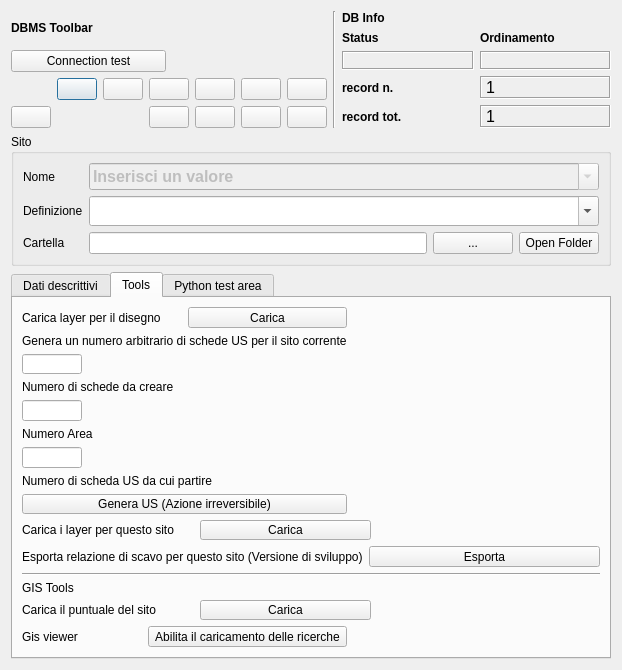
Qt form gui/ui/Site.ui (pyarchinit/pyarchinit) before a commit.
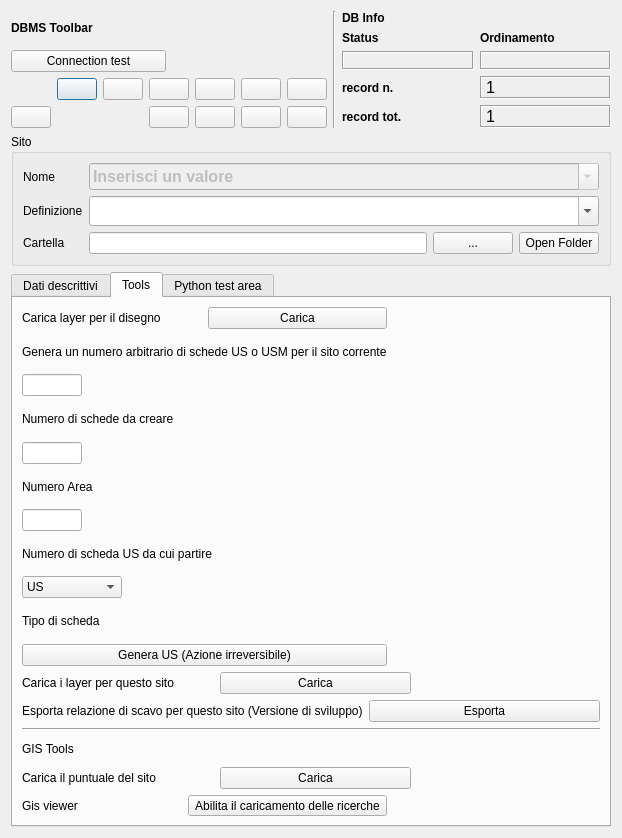
The same form after that commit. The open tabs and pages were chosen to show the change. Icons and pictures are not drawn. Custom widgets are drawn as their Qt base class.

Commit message:
aggiornamento per la creazione di schede us-usm
è staot aggiunto un campo combox per la creazione delle schede us-usm in automatico

```diff
--- a/gui/ui/Site.ui
+++ b/gui/ui/Site.ui
@@ -7,7 +7,7 @@
     <x>0</x>
     <y>0</y>
     <width>622</width>
-    <height>670</height>
+    <height>838</height>
    </rect>
   </property>
   <property name="minimumSize">
@@ -783,7 +783,14 @@
        <string>Tools</string>
       </attribute>
       <layout class="QGridLayout" name="gridLayout_10">
-       <item row="13" column="0" colspan="5">
+       <item row="8" column="0">
+        <widget class="QLabel" name="label_20">
+         <property name="text">
+          <string>Numero di scheda US da cui partire</string>
+         </property>
+        </widget>
+       </item>
+       <item row="15" column="0" colspan="5">
         <layout class="QHBoxLayout" name="horizontalLayout_3">
          <item>
           <widget class="QLabel" name="label_8">
@@ -807,60 +814,30 @@
        <item row="1" column="0">
         <widget class="QLabel" name="label_14">
          <property name="text">
-          <string>Genera un numero arbitrario di schede US per il sito corrente</string>
+          <string>Genera un numero arbitrario di schede US o USM per il sito corrente</string>
          </property>
         </widget>
        </item>
-       <item row="3" column="0">
-        <widget class="QLineEdit" name="lineEdit_us_range">
-         <property name="maximumSize">
-          <size>
-           <width>60</width>
-           <height>16777215</height>
-          </size>
-         </property>
-        </widget>
-       </item>
-       <item row="9" column="0">
-        <widget class="QPushButton" name="pushButton_genera_us">
-         <property name="text">
-          <string>Genera US (Azione irreversibile)</string>
-         </property>
-        </widget>
-       </item>
-       <item row="5" column="0">
-        <widget class="QLineEdit" name="lineEdit_area">
-         <property name="maximumSize">
-          <size>
-           <width>60</width>
-           <height>16777215</height>
-          </size>
-         </property>
-        </widget>
-       </item>
-       <item row="7" column="0">
-        <widget class="QLineEdit" name="lineEdit_n_us">
-         <property name="maximumSize">
-          <size>
-           <width>60</width>
-           <height>16777215</height>
-          </size>
-         </property>
-        </widget>
-       </item>
-       <item row="6" column="0">
-        <widget class="QLabel" name="label_16">
-         <property name="text">
-          <string>Numero Area</string>
-         </property>
-        </widget>
-       </item>
-       <item row="4" column="0">
-        <widget class="QLabel" name="label_15">
-         <property name="text">
-          <string>Numero di schede da creare</string>
-         </property>
-        </widget>
+       <item row="18" column="0" colspan="5">
+        <layout class="QHBoxLayout" name="horizontalLayout_5">
+         <item>
+          <widget class="QLabel" name="label_11">
+           <property name="toolTip">
+            <string>Carica tutti i layer per poter inserire nuove geometrie</string>
+           </property>
+           <property name="text">
+            <string>Carica il puntuale del sito</string>
+           </property>
+          </widget>
+         </item>
+         <item>
+          <widget class="QPushButton" name="pushButton_draw_sito">
+           <property name="text">
+            <string>Carica</string>
+           </property>
+          </widget>
+         </item>
+        </layout>
        </item>
        <item row="0" column="0">
         <layout class="QHBoxLayout" name="horizontalLayout_2">
@@ -883,25 +860,30 @@
          </item>
         </layout>
        </item>
-       <item row="14" column="0" colspan="7">
-        <layout class="QHBoxLayout" name="horizontalLayout_4">
-         <item>
-          <widget class="QLabel" name="label_9">
-           <property name="text">
-            <string>Esporta relazione di scavo per questo sito (Versione di sviluppo)</string>
-           </property>
-          </widget>
-         </item>
-         <item>
-          <widget class="QPushButton" name="pushButton_rel_pdf">
-           <property name="text">
-            <string>Esporta</string>
-           </property>
-          </widget>
-         </item>
-        </layout>
+       <item row="18" column="6">
+        <spacer name="horizontalSpacer_2">
+         <property name="orientation">
+          <enum>Qt::Horizontal</enum>
+         </property>
+         <property name="sizeHint" stdset="0">
+          <size>
+           <width>261</width>
+           <height>20</height>
+          </size>
+         </property>
+        </spacer>
        </item>
-       <item row="15" column="0" colspan="7">
+       <item row="5" column="0">
+        <widget class="QLineEdit" name="lineEdit_area">
+         <property name="maximumSize">
+          <size>
+           <width>60</width>
+           <height>16777215</height>
+          </size>
+         </property>
+        </widget>
+       </item>
+       <item row="17" column="0" colspan="7">
         <layout class="QVBoxLayout" name="verticalLayout_4">
          <item>
           <widget class="Line" name="line">
@@ -925,7 +907,24 @@
          </item>
         </layout>
        </item>
-       <item row="17" column="0">
+       <item row="3" column="0">
+        <widget class="QLineEdit" name="lineEdit_us_range">
+         <property name="maximumSize">
+          <size>
+           <width>60</width>
+           <height>16777215</height>
+          </size>
+         </property>
+        </widget>
+       </item>
+       <item row="4" column="0">
+        <widget class="QLabel" name="label_15">
+         <property name="text">
+          <string>Numero di schede da creare</string>
+         </property>
+        </widget>
+       </item>
+       <item row="19" column="0">
         <layout class="QHBoxLayout" name="horizontalLayout_6">
          <item>
           <widget class="QLabel" name="label_12">
@@ -949,41 +948,28 @@
          </item>
         </layout>
        </item>
-       <item row="16" column="0" colspan="5">
-        <layout class="QHBoxLayout" name="horizontalLayout_5">
-         <item>
-          <widget class="QLabel" name="label_11">
-           <property name="toolTip">
-            <string>Carica tutti i layer per poter inserire nuove geometrie</string>
-           </property>
-           <property name="text">
-            <string>Carica il puntuale del sito</string>
-           </property>
-          </widget>
-         </item>
-         <item>
-          <widget class="QPushButton" name="pushButton_draw_sito">
-           <property name="text">
-            <string>Carica</string>
-           </property>
-          </widget>
-         </item>
-        </layout>
+       <item row="10" column="0">
+        <widget class="QLabel" name="label_17">
+         <property name="text">
+          <string>Tipo di scheda</string>
+         </property>
+        </widget>
        </item>
-       <item row="16" column="6">
-        <spacer name="horizontalSpacer_2">
-         <property name="orientation">
-          <enum>Qt::Horizontal</enum>
+       <item row="6" column="0">
+        <widget class="QLabel" name="label_16">
+         <property name="text">
+          <string>Numero Area</string>
          </property>
-         <property name="sizeHint" stdset="0">
-          <size>
-           <width>261</width>
-           <height>20</height>
-          </size>
+        </widget>
+       </item>
+       <item row="11" column="0">
+        <widget class="QPushButton" name="pushButton_genera_us">
+         <property name="text">
+          <string>Genera US (Azione irreversibile)</string>
          </property>
-        </spacer>
+        </widget>
        </item>
-       <item row="17" column="4" colspan="3">
+       <item row="19" column="4" colspan="3">
         <spacer name="horizontalSpacer">
          <property name="orientation">
           <enum>Qt::Horizontal</enum>
@@ -996,13 +982,54 @@
          </property>
         </spacer>
        </item>
-       <item row="8" column="0">
-        <widget class="QLabel" name="label_17">
-         <property name="text">
-          <string>Numero di scheda US da cui partire</string>
+       <item row="7" column="0">
+        <widget class="QLineEdit" name="lineEdit_n_us">
+         <property name="maximumSize">
+          <size>
+           <width>60</width>
+           <height>16777215</height>
+          </size>
          </property>
         </widget>
        </item>
+       <item row="16" column="0" colspan="7">
+        <layout class="QHBoxLayout" name="horizontalLayout_4">
+         <item>
+          <widget class="QLabel" name="label_9">
+           <property name="text">
+            <string>Esporta relazione di scavo per questo sito (Versione di sviluppo)</string>
+           </property>
+          </widget>
+         </item>
+         <item>
+          <widget class="QPushButton" name="pushButton_rel_pdf">
+           <property name="text">
+            <string>Esporta</string>
+           </property>
+          </widget>
+         </item>
+        </layout>
+       </item>
+       <item row="9" column="0">
+        <widget class="QComboBox" name="comboBox_t_us">
+         <property name="maximumSize">
+          <size>
+           <width>100</width>
+           <height>16777215</height>
+          </size>
+         </property>
+         <item>
+          <property name="text">
+           <string>US</string>
+          </property>
+         </item>
+         <item>
+          <property name="text">
+           <string>USM</string>
+          </property>
+         </item>
+        </widget>
+       </item>
       </layout>
      </widget>
      <widget class="QWidget" name="tabWidgetPage3">
```
Left out of the diff: 2 changed lines with no effect on the pictures.
